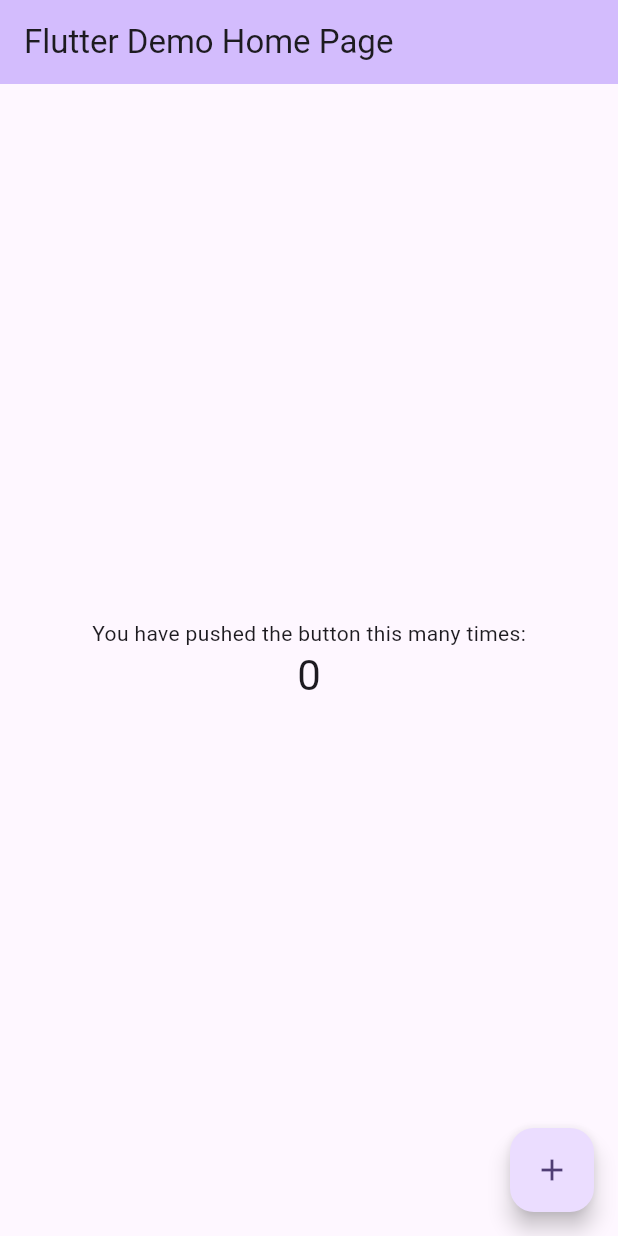
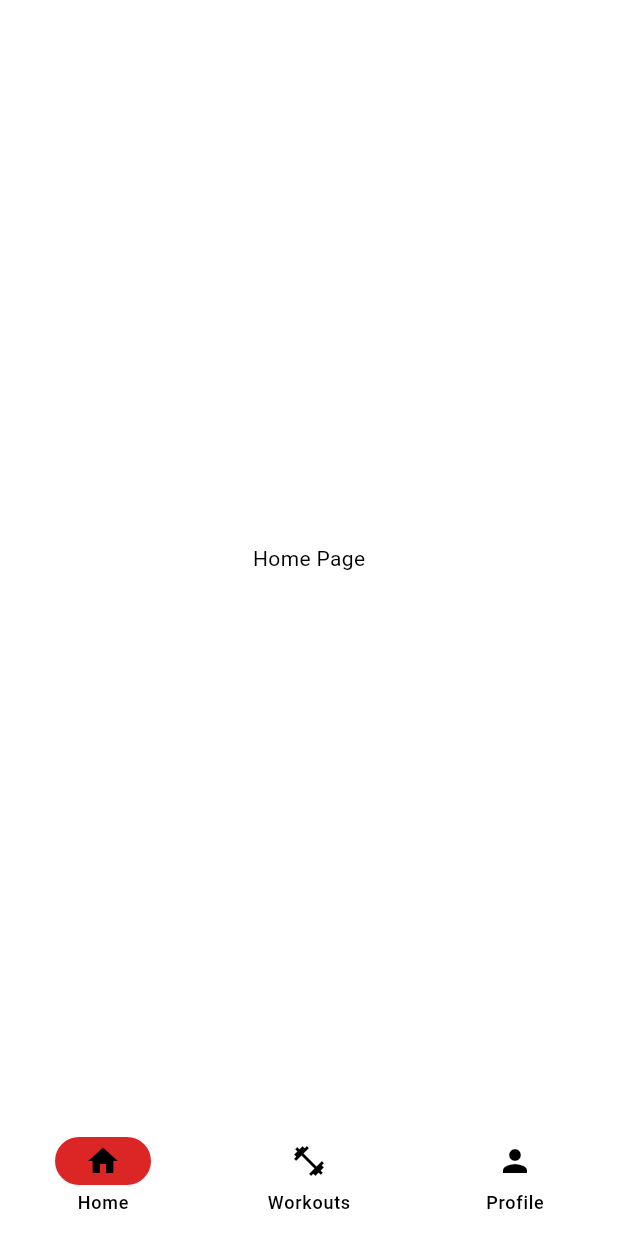
Before and after one commit to Bleacheng/pukekolifts_app, a Flutter app: the screen it shows after launch, on a phone screen of 412 x 824 dp. Run offline on Flutter 3.47's test engine with Material 3 defaults, Android fonts, the phone set to English and light mode, and no system bars.

Commit message:
Added style switching to profile page

```diff
--- a/lib/main.dart
+++ b/lib/main.dart
@@ -4,119 +4,215 @@ void main() {
   runApp(const MyApp());
 }
 
-class MyApp extends StatelessWidget {
+class MyApp extends StatefulWidget {
   const MyApp({super.key});
 
-  // This widget is the root of your application.
   @override
-  Widget build(BuildContext context) {
-    return MaterialApp(
-      title: 'Flutter Demo',
-      theme: ThemeData(
-        // This is the theme of your application.
-        //
-        // TRY THIS: Try running your application with "flutter run". You'll see
-        // the application has a purple toolbar. Then, without quitting the app,
-        // try changing the seedColor in the colorScheme below to Colors.green
-        // and then invoke "hot reload" (save your changes or press the "hot
-        // reload" button in a Flutter-supported IDE, or press "r" if you used
-        // the command line to start the app).
-        //
-        // Notice that the counter didn't reset back to zero; the application
-        // state is not lost during the reload. To reset the state, use hot
-        // restart instead.
-        //
-        // This works for code too, not just values: Most code changes can be
-        // tested with just a hot reload.
-        colorScheme: ColorScheme.fromSeed(seedColor: Colors.deepPurple),
-      ),
-      home: const MyHomePage(title: 'Flutter Demo Home Page'),
-    );
-  }
+  State<MyApp> createState() => _MyAppState();
 }
 
-class MyHomePage extends StatefulWidget {
-  const MyHomePage({super.key, required this.title});
+class _MyAppState extends State<MyApp> {
+  ThemeMode _themeMode = ThemeMode.system;
 
-  // This widget is the home page of your application. It is stateful, meaning
-  // that it has a State object (defined below) that contains fields that affect
-  // how it looks.
-
-  // This class is the configuration for the state. It holds the values (in this
-  // case the title) provided by the parent (in this case the App widget) and
-  // used by the build method of the State. Fields in a Widget subclass are
-  // always marked "final".
-
-  final String title;
-
-  @override
-  State<MyHomePage> createState() => _MyHomePageState();
-}
-
-class _MyHomePageState extends State<MyHomePage> {
-  int _counter = 0;
-
-  void _incrementCounter() {
+  void setThemeMode(ThemeMode mode) {
     setState(() {
-      // This call to setState tells the Flutter framework that something has
-      // changed in this State, which causes it to rerun the build method below
-      // so that the display can reflect the updated values. If we changed
-      // _counter without calling setState(), then the build method would not be
-      // called again, and so nothing would appear to happen.
-      _counter++;
+      _themeMode = mode;
     });
   }
 
   @override
   Widget build(BuildContext context) {
-    // This method is rerun every time setState is called, for instance as done
-    // by the _incrementCounter method above.
-    //
-    // The Flutter framework has been optimized to make rerunning build methods
-    // fast, so that you can just rebuild anything that needs updating rather
-    // than having to individually change instances of widgets.
-    return Scaffold(
-      appBar: AppBar(
-        // TRY THIS: Try changing the color here to a specific color (to
-        // Colors.amber, perhaps?) and trigger a hot reload to see the AppBar
-        // change color while the other colors stay the same.
-        backgroundColor: Theme.of(context).colorScheme.inversePrimary,
-        // Here we take the value from the MyHomePage object that was created by
-        // the App.build method, and use it to set our appbar title.
-        title: Text(widget.title),
-      ),
-      body: Center(
-        // Center is a layout widget. It takes a single child and positions it
-        // in the middle of the parent.
-        child: Column(
-          // Column is also a layout widget. It takes a list of children and
-          // arranges them vertically. By default, it sizes itself to fit its
-          // children horizontally, and tries to be as tall as its parent.
-          //
-          // Column has various properties to control how it sizes itself and
-          // how it positions its children. Here we use mainAxisAlignment to
-          // center the children vertically; the main axis here is the vertical
-          // axis because Columns are vertical (the cross axis would be
-          // horizontal).
-          //
-          // TRY THIS: Invoke "debug painting" (choose the "Toggle Debug Paint"
-          // action in the IDE, or press "p" in the console), to see the
-          // wireframe for each widget.
-          mainAxisAlignment: MainAxisAlignment.center,
-          children: <Widget>[
-            const Text('You have pushed the button this many times:'),
-            Text(
-              '$_counter',
-              style: Theme.of(context).textTheme.headlineMedium,
-            ),
-          ],
+    return MaterialApp(
+      title: 'Pukeko Lifts',
+      themeMode: _themeMode,
+      theme: ThemeData(
+        useMaterial3: true,
+        colorScheme: ColorScheme.light(
+          primary: const Color(0xFF1E3A8A),
+          secondary: const Color(0xFFDC2626),
+          tertiary: const Color(0xFF000000),
+          surface: Colors.white,
         ),
       ),
-      floatingActionButton: FloatingActionButton(
-        onPressed: _incrementCounter,
-        tooltip: 'Increment',
-        child: const Icon(Icons.add),
-      ), // This trailing comma makes auto-formatting nicer for build methods.
+      darkTheme: ThemeData(
+        useMaterial3: true,
+        colorScheme: ColorScheme.dark(
+          primary: const Color(0xFF1E3A8A),
+          secondary: const Color(0xFFDC2626),
+          tertiary: const Color(0xFFFFFFFF),
+          surface: const Color(0xFF1F2937),
+        ),
+      ),
+      home: MainPage(setThemeMode: setThemeMode, currentThemeMode: _themeMode),
     );
   }
 }
+
+class ProfilePage extends StatelessWidget {
+  final Function(ThemeMode) setThemeMode;
+  final ThemeMode currentThemeMode;
+
+  const ProfilePage({
+    super.key,
+    required this.setThemeMode,
+    required this.currentThemeMode,
+  });
+
+  @override
+  Widget build(BuildContext context) {
+    return Padding(
+      padding: const EdgeInsets.all(16.0),
+      child: Column(
+        crossAxisAlignment: CrossAxisAlignment.start,
+        children: [
+          Text('Settings', style: Theme.of(context).textTheme.headlineMedium),
+          const SizedBox(height: 24),
+          SizedBox(
+            width: double.infinity,
+            child: Card(
+              child: Padding(
+                padding: const EdgeInsets.all(16.0),
+                child: Column(
+                  crossAxisAlignment: CrossAxisAlignment.start,
+                  children: [
+                    Text(
+                      'Theme',
+                      style: Theme.of(context).textTheme.titleLarge,
+                    ),
+                    const SizedBox(height: 16),
+                    Row(
+                      children: [
+                        Expanded(
+                          child: Text(
+                            'Choose how Pukeko Lifts should look. Auto will match your system settings.',
+                            style: Theme.of(context).textTheme.bodyLarge,
+                          ),
+                        ),
+                        const SizedBox(width: 16),
+                        DropdownButton<ThemeMode>(
+                          value: currentThemeMode,
+                          items: const [
+                            DropdownMenuItem(
+                              value: ThemeMode.system,
+                              child: Text('Auto'),
+                            ),
+                            DropdownMenuItem(
+                              value: ThemeMode.light,
+                              child: Text('Light'),
+                            ),
+                            DropdownMenuItem(
+                              value: ThemeMode.dark,
+                              child: Text('Dark'),
+                            ),
+                          ],
+                          onChanged: (ThemeMode? newMode) {
+                            if (newMode != null) {
+                              setThemeMode(newMode);
+                            }
+                          },
+                        ),
+                      ],
+                    ),
+                  ],
+                ),
+              ),
+            ),
+          ),
+        ],
+      ),
+    );
+  }
+}
+
+class MainPage extends StatefulWidget {
+  final Function(ThemeMode) setThemeMode;
+  final ThemeMode currentThemeMode;
+
+  const MainPage({
+    super.key,
+    required this.setThemeMode,
+    required this.currentThemeMode,
+  });
+
+  @override
+  State<MainPage> createState() => _MainPageState();
+}
+
+class _MainPageState extends State<MainPage> {
+  int _selectedIndex = 0;
+
+  Widget _getPage() {
+    switch (_selectedIndex) {
+      case 0:
+        return const Center(child: Text('Home Page'));
+      case 1:
+        return const Center(child: Text('Workouts Page'));
+      case 2:
+        return ProfilePage(
+          setThemeMode: widget.setThemeMode,
+          currentThemeMode: widget.currentThemeMode,
+        );
+      default:
+        return const Center(child: Text('Unknown Page'));
+    }
+  }
+
+  @override
+  Widget build(BuildContext context) {
+    final isLargeScreen = MediaQuery.of(context).size.width >= 600;
+
+    return Scaffold(
+      body: Row(
+        children: [
+          if (isLargeScreen)
+            NavigationRail(
+              extended: MediaQuery.of(context).size.width >= 800,
+              destinations: const [
+                NavigationRailDestination(
+                  icon: Icon(Icons.home),
+                  label: Text('Home'),
+                ),
+                NavigationRailDestination(
+                  icon: Icon(Icons.fitness_center),
+                  label: Text('Workouts'),
+                ),
+                NavigationRailDestination(
+                  icon: Icon(Icons.person),
+                  label: Text('Profile'),
+                ),
+              ],
+              selectedIndex: _selectedIndex,
+              onDestinationSelected: (int index) {
+                setState(() {
+                  _selectedIndex = index;
+                });
+              },
+            ),
+          Expanded(child: _getPage()),
+        ],
+      ),
+      bottomNavigationBar:
+          !isLargeScreen
+              ? NavigationBar(
+                selectedIndex: _selectedIndex,
+                onDestinationSelected: (int index) {
+                  setState(() {
+                    _selectedIndex = index;
+                  });
+                },
+                destinations: const [
+                  NavigationDestination(icon: Icon(Icons.home), label: 'Home'),
+                  NavigationDestination(
+                    icon: Icon(Icons.fitness_center),
+                    label: 'Workouts',
+                  ),
+                  NavigationDestination(
+                    icon: Icon(Icons.person),
+                    label: 'Profile',
+                  ),
+                ],
+              )
+              : null,
+    );
+  }
+}
```
